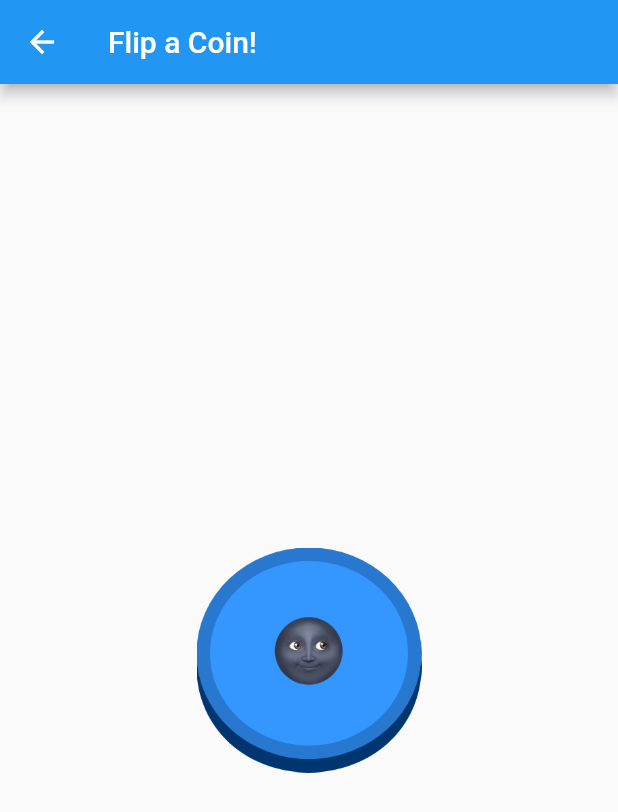
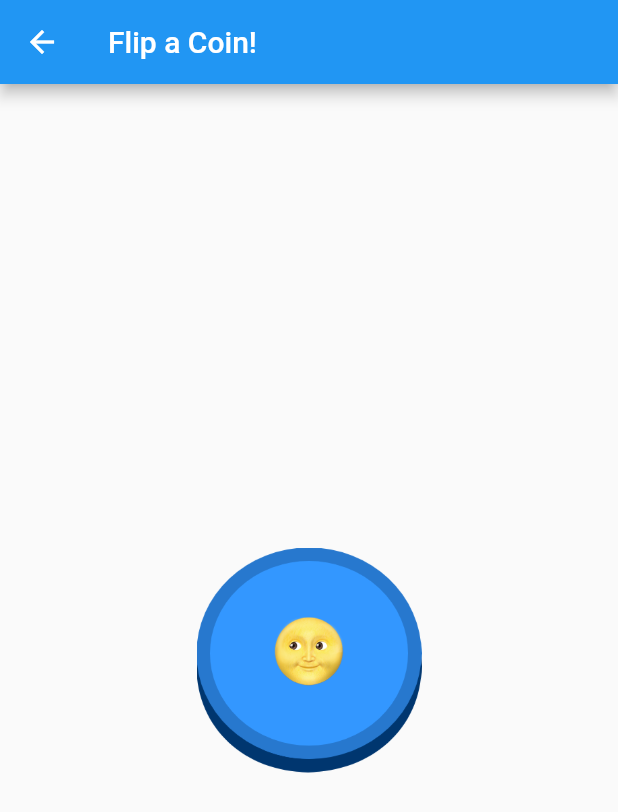
Before and after one commit to Pixele9/FlipIt, a Flutter app: the NewFlip screen opened directly, on a phone screen of 412 x 824 dp. Shown: the top 812 px of the screen. Run offline on Flutter 3.47's test engine with Material 2 defaults, Android fonts, the phone set to English and light mode, and no system bars; our stand-ins replace google_fonts.

Commit message:
*added* New Flip animation (not done yet) fuck matrix4

```diff
--- a/lib/screens/menu.dart
+++ b/lib/screens/menu.dart
@@ -1,5 +1,6 @@
 import 'dart:async';
 
+import 'package:flip_it/screens/flip.dart';
 import 'package:flutter/material.dart';
 
 import '../utilities/constants.dart';
@@ -71,7 +72,8 @@ class Menu extends StatelessWidget {
                                   children: <Widget>[
                                     _menuButton("New\nRoulette", context, NewRoulette()),
                                     _menuButton("New\nFlip", context, NewFlip()),
-                                    _menuButton("Join\nGame", context, JoinGame())
+                                    _menuButton("Join\nGame", context, JoinGame()),
+                                    _menuButton("Join\nGame", context, MyHomePage())
                                   ],
                                   ),
                               ),
--- a/lib/screens/newFlip.dart
+++ b/lib/screens/newFlip.dart
@@ -9,28 +9,54 @@ class NewFlip extends StatefulWidget {
 
 class _NewFlipState extends State<NewFlip> with TickerProviderStateMixin {
 
+  AnimationController _tossController;
+  CurvedAnimation _tossAnimation;
+
   @override
   void initState() {
     super.initState();
 
-    var _tossController = AnimationController(vsync: this, duration: Duration(milliseconds: 3000));
-    var _tossAnimation = CurvedAnimation(parent: _tossController, curve: Curves.easeInOutQuart);
-    double _value = _tossAnimation.value;
-    double _x = -760 * pi / 180 * _value;
-    double _y = 12 * pi / 180 * _value;
-    double _z = 30 * pi / 180 * _value;
-    Matrix4 _transform = Matrix4.identity()
-      ..rotateX(_x)
-      ..rotateY(_y)
-      ..rotateZ(_z);
+    _tossController = AnimationController(vsync: this, duration: Duration(milliseconds: 3000));
+    _tossAnimation = CurvedAnimation(parent: _tossController, curve: Curves.easeInOutQuart);
+
   }
 
-  static const FRONT = "assets/Heads.png";
-  static const BACK = "assets/Tails.png";
-  String image(_x) {
-    int _t = (-_x ~/ (pi / 2)) % 4;
-    return _t == 0 || _t == 3 || _t == 4 ? FRONT : BACK;
+  @override
+  void dispose() {
+    _tossController.dispose();
+    super.dispose();
   }
+
+  // static const FRONT = "assets/Heads.png";
+  // static const BACK = "assets/Tails.png";
+  // String image(_x) {
+  //   int _t = (-_x ~/ (pi / 2)) % 4;
+  //   return _t == 0 || _t == 3 || _t == 4 ? FRONT : BACK;
+  // }
+
+	// @override
+	// Widget build(BuildContext context) {
+	// 	return Scaffold(
+  //     appBar: AppBar(
+  //       title: Text("Flip a Coin!")
+  //     ),
+  //     // backgroundColor: primaryColor,
+  //     body: GestureDetector(
+  //       onTap: _flipCoinAnimation,
+  //       child: Container(
+  //           child: Center(
+  //             child: Image(
+  //               height: 150,
+  //               width: 150,
+  //               image: AssetImage(image(29.26)) ,
+  //               fit: BoxFit.contain,
+  //               alignment: Alignment.bottomLeft,
+  //             ),
+  //           )
+  //       ),
+  //     ),
+  //   );
+	// }
 
 	@override
 	Widget build(BuildContext context) {
@@ -40,18 +66,76 @@ class _NewFlipState extends State<NewFlip> with TickerProviderStateMixin {
       ),
       // backgroundColor: primaryColor,
       body: GestureDetector(
+        onTap: _flipCoinAnimation,
         child: Container(
-            child: Center(
-              child: Image(
-                height: 150,
-                width: 150,
-                image: AssetImage(image(29.26)) ,
-                fit: BoxFit.contain,
-                alignment: Alignment.bottomLeft,
-              ),
-            )
+          child: AnimatedBuilder(
+            // animation: _tossAnimation,
+            animation: _tossController.view,
+            builder: (context, child) {
+              // final _value = _tossAnimation.value;
+              int rand = Random().nextInt(100) + 1;
+              return Container(
+                child: _buildCoin(rand),
+                // transform: _matrixTransform(),
+              );
+            },
+          ),
         ),
       ),
     );
 	}
+
+  _buildCoin(randomValue) {
+    var rand = Random().nextDouble();
+    const FRONT = "assets/Heads.png";
+    const BACK = "assets/Tails.png";
+    String image(_x) {
+      int _t = (-_x ~/ (pi / 2)) % 4;
+      return _t == 0 || _t == 3 || _t == 4 ? FRONT : BACK;
+    }
+    double _value = _tossAnimation.value;
+    print("VALUE: " + _value.toString());
+    double _x = -760 * pi / 180 * _value;
+    double _y = 12 * pi / 180 * _value;
+    double _z = 30 * pi / 180 * _value;
+    Matrix4 _transform = Matrix4.identity()
+      ..setEntry(3, 2, 0.002)
+      ..rotateX(_x)
+      ..rotateY(_y)
+      ..rotateZ(_z);
+    print("X: $_x");
+    print("Y: $_y");
+    print("Z: $_z");
+    return Center(
+      child: Container(
+        transform: _transform,
+        child: Image(
+        height: 150,
+        width: 150,
+        image: AssetImage(image(_x)),
+        // fit: BoxFit.contain,
+          // alignment: Alignment.bottomLeft,
+        ),
+      ),
+    );
+  }
+
+  _flipCoinAnimation() {
+    // print("Touched!");
+    if (!_tossController.isAnimating) {
+      _tossController.forward(from: 0.0);
+    }
+  }
+
+  _matrixTransform() {
+    double _value = _tossAnimation.value;
+    double _x = -760 * pi / 180 * _value;
+    double _y = 12 * pi / 180 * _value;
+    double _z = 30 * pi / 180 * _value;
+    Matrix4 _transform = Matrix4.identity()
+      ..rotateX(_x)
+      ..rotateY(_y)
+      ..rotateZ(_z);
+    return _transform;
+  }
 }
```
Also changed, not shown: lib/screens/flip.dart (+146 -21 lines).
